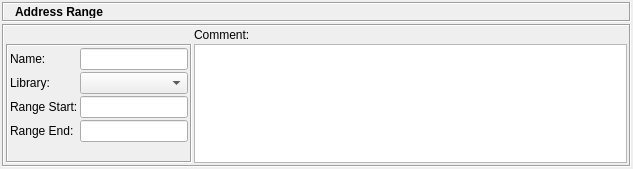
Above: src/gui/addressrangedialog_q.ui from fwbuilder/fwbuilder before the change. Below: the same form after it.
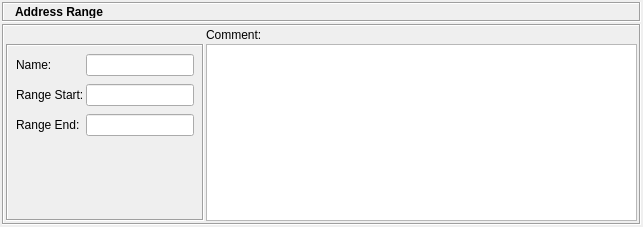
That is the form after the change. Icons and pictures are not drawn.

Commit message: Removed "Library" from all object dialogs; some dialogs tidying

What changed in the file:
```diff
--- a/src/gui/addressrangedialog_q.ui
+++ b/src/gui/addressrangedialog_q.ui
@@ -8,8 +8,8 @@
    <rect>
     <x>0</x>
     <y>0</y>
-    <width>633</width>
-    <height>169</height>
+    <width>643</width>
+    <height>227</height>
    </rect>
   </property>
   <property name="sizePolicy" >
@@ -218,22 +218,22 @@
           </property>
           <layout class="QGridLayout" >
            <property name="leftMargin" >
-            <number>2</number>
+            <number>8</number>
            </property>
            <property name="topMargin" >
-            <number>2</number>
+            <number>8</number>
            </property>
            <property name="rightMargin" >
-            <number>2</number>
+            <number>8</number>
            </property>
            <property name="bottomMargin" >
-            <number>2</number>
+            <number>8</number>
            </property>
            <property name="horizontalSpacing" >
             <number>2</number>
            </property>
            <property name="verticalSpacing" >
-            <number>2</number>
+            <number>8</number>
            </property>
            <item row="4" column="1" >
             <spacer>
@@ -301,16 +301,6 @@
              </property>
             </widget>
            </item>
-           <item row="1" column="0" >
-            <widget class="QLabel" name="textLabel1_2" >
-             <property name="text" >
-              <string>Library:</string>
-             </property>
-             <property name="wordWrap" >
-              <bool>false</bool>
-             </property>
-            </widget>
-           </item>
            <item row="0" column="1" >
             <widget class="QLineEdit" name="obj_name" >
              <property name="sizePolicy" >
@@ -321,16 +311,6 @@
              </property>
             </widget>
            </item>
-           <item row="1" column="1" >
-            <widget class="QComboBox" name="libs" >
-             <property name="sizePolicy" >
-              <sizepolicy vsizetype="Fixed" hsizetype="Preferred" >
-               <horstretch>0</horstretch>
-               <verstretch>0</verstretch>
-              </sizepolicy>
-             </property>
-            </widget>
-           </item>
           </layout>
          </widget>
         </item>
```
Left out of the diff: 17 changed lines with no effect on the pictures. The commit also changes 41 other files.
